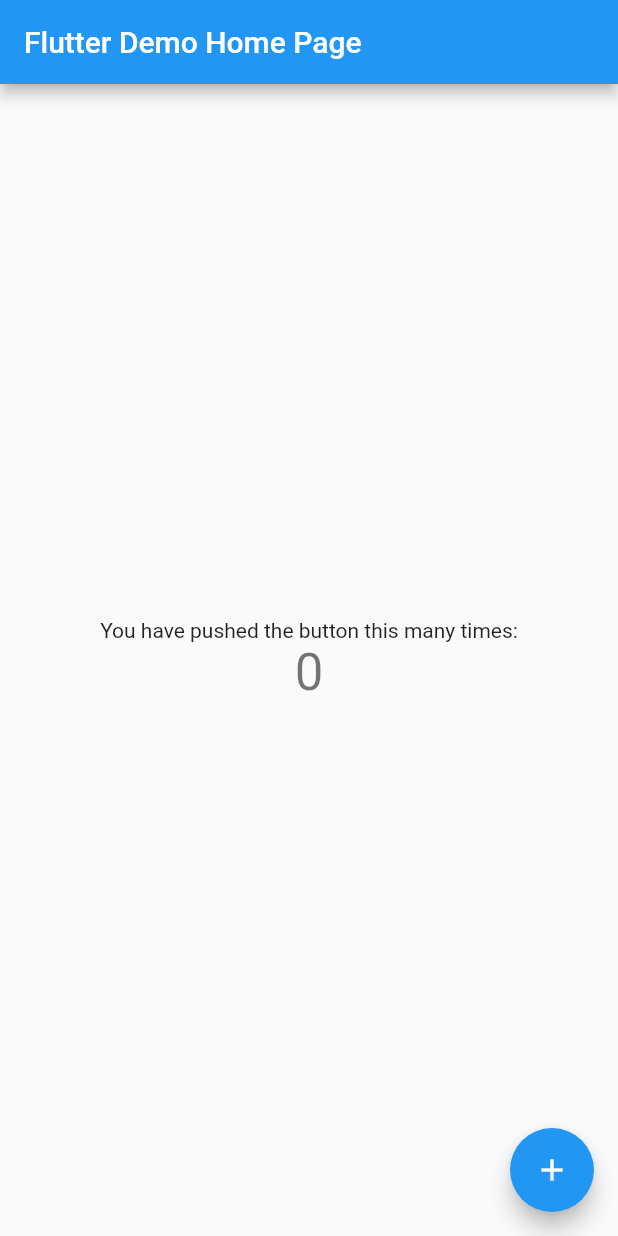
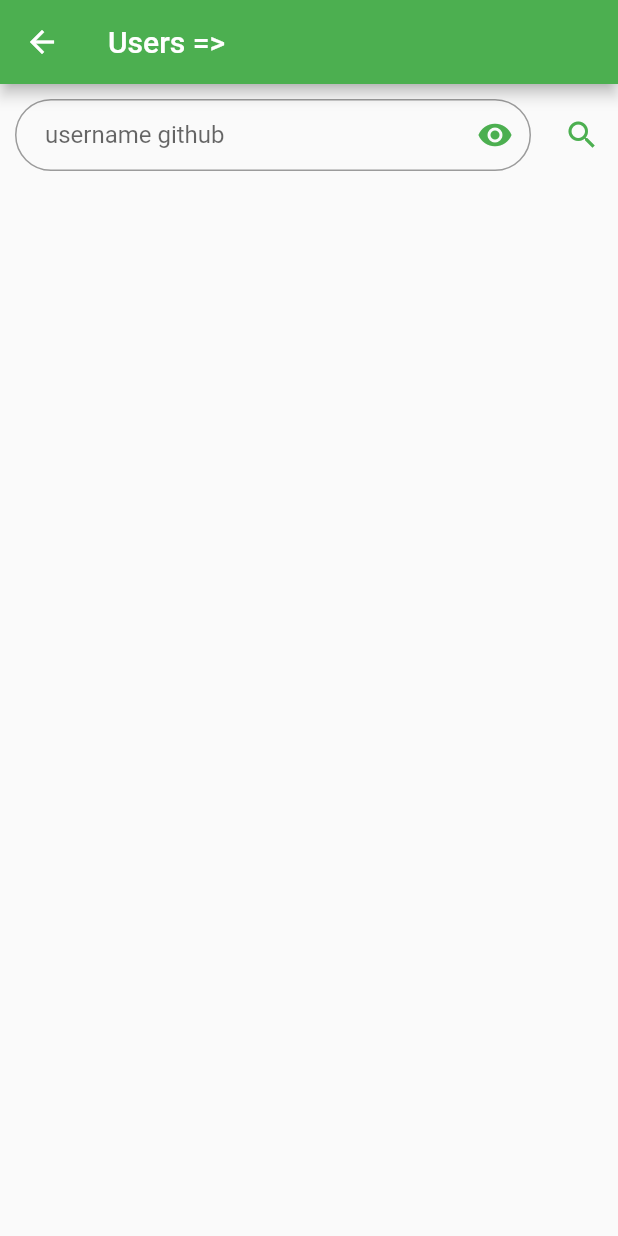
Before and after one commit to angelopareto98/api_git_hub_flut, a Flutter app: the screen it shows after launch, on a phone screen of 412 x 824 dp. Run offline on Flutter 3.47's test engine with Material 2 defaults, Android fonts, the light colour scheme and no system bars.

Commit message:
integration search form

```diff
--- a/lib/main.dart
+++ b/lib/main.dart
@@ -1,3 +1,5 @@
+import 'package:api_git_hub_flut/page/home_page.dart';
+import 'package:api_git_hub_flut/page/user_page.dart';
 import 'package:flutter/material.dart';
 
 void main() {
@@ -7,109 +9,16 @@
 class MyApp extends StatelessWidget {
   const MyApp({super.key});
 
-  // This widget is the root of your application.
   @override
   Widget build(BuildContext context) {
     return MaterialApp(
-      title: 'Flutter Demo',
-      theme: ThemeData(
-        // This is the theme of your application.
-        //
-        // Try running your application with "flutter run". You'll see the
-        // application has a blue toolbar. Then, without quitting the app, try
-        // changing the primarySwatch below to Colors.green and then invoke
-        // "hot reload" (press "r" in the console where you ran "flutter run",
-        // or simply save your changes to "hot reload" in a Flutter IDE).
-        // Notice that the counter didn't reset back to zero; the application
-        // is not restarted.
-        primarySwatch: Colors.blue,
-      ),
-      home: const MyHomePage(title: 'Flutter Demo Home Page'),
+      debugShowCheckedModeBanner: false,
+      theme: ThemeData(primarySwatch: Colors.green),
+      routes: {
+        "/": (context) => const HomePage(),
+        "/users": (context) => UserPage()
+      },
+      initialRoute: "/users",
     );
   }
 }
-
-class MyHomePage extends StatefulWidget {
-  const MyHomePage({super.key, required this.title});
-
-  // This widget is the home page of your application. It is stateful, meaning
-  // that it has a State object (defined below) that contains fields that affect
-  // how it looks.
-
-  // This class is the configuration for the state. It holds the values (in this
-  // case the title) provided by the parent (in this case the App widget) and
-  // used by the build method of the State. Fields in a Widget subclass are
-  // always marked "final".
-
-  final String title;
-
-  @override
-  State<MyHomePage> createState() => _MyHomePageState();
-}
-
-class _MyHomePageState extends State<MyHomePage> {
-  int _counter = 0;
-
-  void _incrementCounter() {
-    setState(() {
-      // This call to setState tells the Flutter framework that something has
-      // changed in this State, which causes it to rerun the build method below
-      // so that the display can reflect the updated values. If we changed
-      // _counter without calling setState(), then the build method would not be
-      // called again, and so nothing would appear to happen.
-      _counter++;
-    });
-  }
-
-  @override
-  Widget build(BuildContext context) {
-    // This method is rerun every time setState is called, for instance as done
-    // by the _incrementCounter method above.
-    //
-    // The Flutter framework has been optimized to make rerunning build methods
-    // fast, so that you can just rebuild anything that needs updating rather
-    // than having to individually change instances of widgets.
-    return Scaffold(
-      appBar: AppBar(
-        // Here we take the value from the MyHomePage object that was created by
-        // the App.build method, and use it to set our appbar title.
-        title: Text(widget.title),
-      ),
-      body: Center(
-        // Center is a layout widget. It takes a single child and positions it
-        // in the middle of the parent.
-        child: Column(
-          // Column is also a layout widget. It takes a list of children and
-          // arranges them vertically. By default, it sizes itself to fit its
-          // children horizontally, and tries to be as tall as its parent.
-          //
-          // Invoke "debug painting" (press "p" in the console, choose the
-          // "Toggle Debug Paint" action from the Flutter Inspector in Android
-          // Studio, or the "Toggle Debug Paint" command in Visual Studio Code)
-          // to see the wireframe for each widget.
-          //
-          // Column has various properties to control how it sizes itself and
-          // how it positions its children. Here we use mainAxisAlignment to
-          // center the children vertically; the main axis here is the vertical
-          // axis because Columns are vertical (the cross axis would be
-          // horizontal).
-          mainAxisAlignment: MainAxisAlignment.center,
-          children: <Widget>[
-            const Text(
-              'You have pushed the button this many times:',
-            ),
-            Text(
-              '$_counter',
-              style: Theme.of(context).textTheme.headlineMedium,
-            ),
-          ],
-        ),
-      ),
-      floatingActionButton: FloatingActionButton(
-        onPressed: _incrementCounter,
-        tooltip: 'Increment',
-        child: const Icon(Icons.add),
-      ), // This trailing comma makes auto-formatting nicer for build methods.
-    );
-  }
-}
--- /dev/null
+++ b/lib/page/home_page.dart
@@ -0,0 +1,16 @@
+import 'package:flutter/material.dart';
+
+class HomePage extends StatelessWidget {
+  const HomePage({super.key});
+
+  @override
+  Widget build(BuildContext context) {
+    return Scaffold(
+      drawer: const Drawer(),
+      appBar: AppBar(
+        title: const Text("Home page"),
+      ),
+      body: const Center(child: Text("My Home Page")),
+    );
+  }
+}
--- /dev/null
+++ b/lib/page/user_page.dart
@@ -0,0 +1,73 @@
+import 'package:flutter/material.dart';
+
+class UserPage extends StatefulWidget {
+  @override
+  State<UserPage> createState() => _UserPageState();
+}
+
+class _UserPageState extends State<UserPage> {
+  String query = "";
+
+  TextEditingController queryTextEditingController =
+      new TextEditingController();
+
+  bool notVisible = false;
+
+  @override
+  Widget build(BuildContext context) {
+    return Scaffold(
+      appBar: AppBar(
+        title: Text("Users => ${query}"),
+      ),
+      body: Center(
+        child: Column(
+          children: [
+            Row(
+              children: [
+                Expanded(
+                    child: Container(
+                  padding: const EdgeInsets.all(10),
+                  child: TextFormField(
+                    controller: queryTextEditingController,
+                    obscureText: notVisible,
+                    decoration: InputDecoration(
+                        labelText: "username github",
+                        fillColor: Colors.green,
+                        suffixIcon: IconButton(
+                          onPressed: () {
+                            setState(() {
+                              notVisible = !notVisible;
+                            });
+                          },
+                          icon: Icon(!notVisible
+                              ? Icons.visibility
+                              : Icons.visibility_off),
+                          color: Colors.green,
+                        ),
+                        contentPadding: const EdgeInsets.only(left: 20),
+                        border: OutlineInputBorder(
+                            borderRadius: BorderRadius.circular(50),
+                            borderSide: const BorderSide(
+                                width: 1, color: Colors.green))),
+                  ),
+                )),
+                IconButton(
+                  icon: const Icon(
+                    Icons.search,
+                    color: Colors.green,
+                  ),
+                  onPressed: () {
+                    setState(() {
+                      this.query = queryTextEditingController.text;
+                    });
+                    print(query);
+                  },
+                )
+              ],
+            )
+          ],
+        ),
+      ),
+    );
+  }
+}
```
